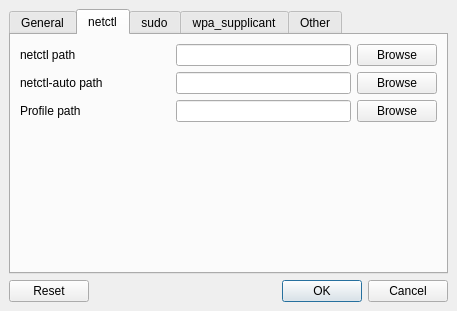
Qt form sources/gui/src/settingswindow.ui (arcan1s/netctl-gui) before a commit.
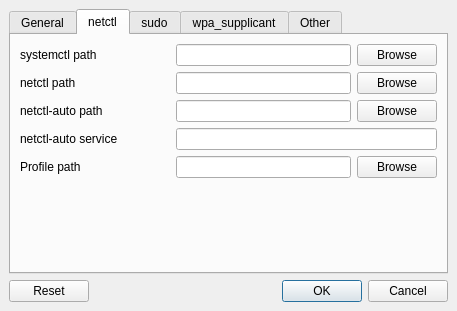
The same form after that commit. The open tabs and pages were chosen to show the change.

Commit message: add gui for netctl-auto

The edit to the form file:
```diff
--- a/sources/gui/src/settingswindow.ui
+++ b/sources/gui/src/settingswindow.ui
@@ -73,6 +73,37 @@
         <string>netctl</string>
        </attribute>
        <layout class="QVBoxLayout" name="verticalLayout">
+        <item>
+         <layout class="QHBoxLayout" name="layout_systemctlPath">
+          <item>
+           <widget class="QLabel" name="label_systemctlPath">
+            <property name="minimumSize">
+             <size>
+              <width>150</width>
+              <height>0</height>
+             </size>
+            </property>
+            <property name="text">
+             <string>systemctl path</string>
+            </property>
+           </widget>
+          </item>
+          <item>
+           <widget class="QLineEdit" name="lineEdit_systemctlPath">
+            <property name="toolTip">
+             <string>Path to systemctl</string>
+            </property>
+           </widget>
+          </item>
+          <item>
+           <widget class="QPushButton" name="pushButton_systemctlPath">
+            <property name="text">
+             <string>Browse</string>
+            </property>
+           </widget>
+          </item>
+         </layout>
+        </item>
         <item>
          <layout class="QHBoxLayout" name="layout_netctlPath">
           <item>
@@ -135,6 +166,30 @@
           </item>
          </layout>
         </item>
+        <item>
+         <layout class="QHBoxLayout" name="layout_netctlAutoService">
+          <item>
+           <widget class="QLabel" name="label_netctlAutoService">
+            <property name="minimumSize">
+             <size>
+              <width>150</width>
+              <height>0</height>
+             </size>
+            </property>
+            <property name="text">
+             <string>netctl-auto service</string>
+            </property>
+           </widget>
+          </item>
+          <item>
+           <widget class="QLineEdit" name="lineEdit_netctlAutoService">
+            <property name="toolTip">
+             <string>Name of netctl-auto systemd service</string>
+            </property>
+           </widget>
+          </item>
+         </layout>
+        </item>
         <item>
          <layout class="QHBoxLayout" name="layout_profilePath">
           <item>
```
Left out of the diff: 4 changed lines with no effect on the pictures. The commit also changes 10 other files.
